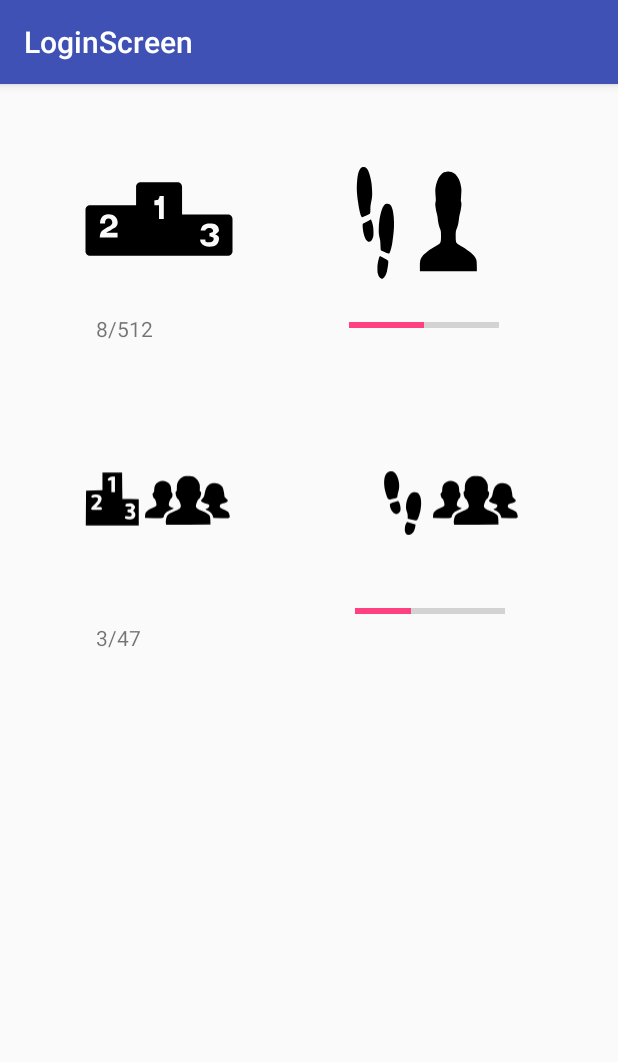
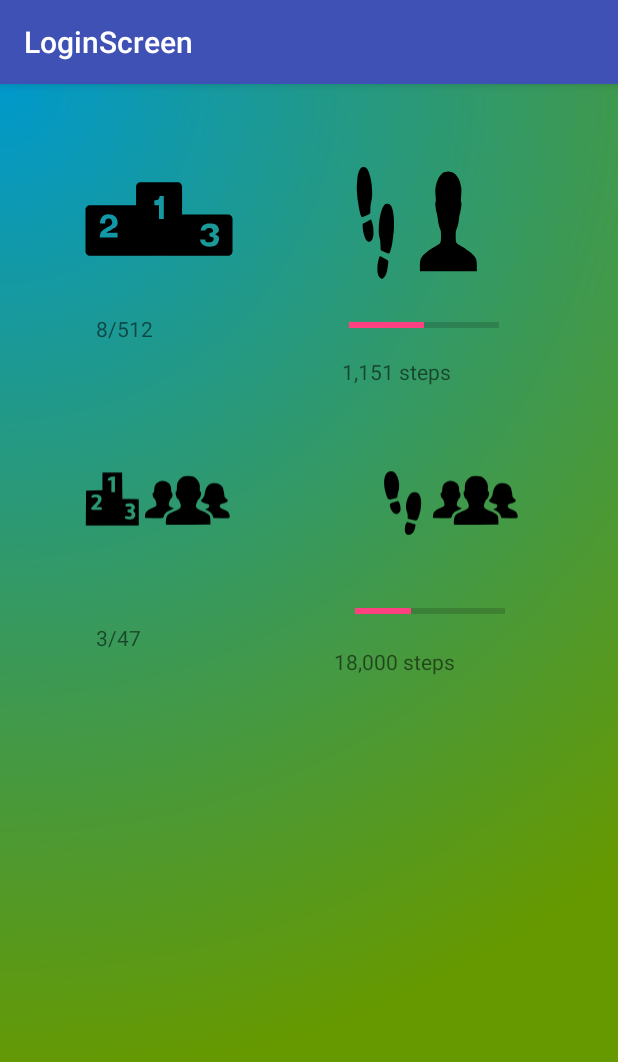
Before and after one commit to kevincianfarini/LoginScreen, an Android app: the MainActivity screen opened directly, with no data from a screen before it, on a phone screen of 412 x 824 dp. Shown: the top 1062 px of the screen. Run offline under Robolectric (Android 15) with nearby library versions, the phone set to English and light mode, and no system bars.

Commit message:
finishing requirements

```diff
--- a/app/src/main/java/com/example/kevin/loginscreen/MainActivity.java
+++ b/app/src/main/java/com/example/kevin/loginscreen/MainActivity.java
@@ -11,6 +11,8 @@ public class MainActivity extends AppCompatActivity {
     TextView my_ranking;
     ProgressBar my_steps;
     ProgressBar group_steps;
+    TextView my_steps_text;
+    TextView group_steps_text;
 
     @Override
     protected void onCreate(Bundle savedInstanceState) {
@@ -21,12 +23,16 @@ public class MainActivity extends AppCompatActivity {
         my_ranking = (TextView) findViewById(R.id.my_ranking_textview);
         my_steps = (ProgressBar) findViewById(R.id.my_steps_progressbar);
         group_steps = (ProgressBar) findViewById(R.id.group_steps_progressbar);
+        group_steps_text = (TextView) findViewById(R.id.group_steps_text);
+        my_steps_text = (TextView) findViewById(R.id.my_steps_text);
 
         my_steps.setProgress(50);
         group_steps.setProgress(37);
 
         group_ranking.setText("3/47");
         my_ranking.setText("8/512");
+        my_steps_text.setText("1,151 steps");
+        group_steps_text.setText("18,000 steps");
 
     }
 }
--- /dev/null
+++ b/app/src/main/res/drawable/background.xml
@@ -0,0 +1,13 @@
+<?xml version="1.0" encoding="utf-8"?>
+<shape android:shape="rectangle"
+    xmlns:android="http://schemas.android.com/apk/res/android">
+    <gradient
+        android:type="radial"
+        android:startColor="@android:color/holo_blue_dark"
+        android:endColor="@android:color/holo_green_dark"
+        android:gradientRadius="1000"
+        android:angle="270"
+        android:centerX="0"
+        android:centerY="0"/>
+
+</shape>
--- a/app/src/main/res/layout/activity_login_screen.xml
+++ b/app/src/main/res/layout/activity_login_screen.xml
@@ -2,7 +2,7 @@
 <android.support.constraint.ConstraintLayout
     xmlns:android="http://schemas.android.com/apk/res/android"
     xmlns:app="http://schemas.android.com/apk/res-auto"
-    xmlns:tools="http://schemas.android.com/tools"
+    android:background="@drawable/background"
     android:layout_width="match_parent"
     android:layout_height="match_parent">
 
--- a/app/src/main/res/layout/activity_main.xml
+++ b/app/src/main/res/layout/activity_main.xml
@@ -5,6 +5,7 @@
     android:id="@+id/activity_main"
     android:layout_width="match_parent"
     android:layout_height="match_parent"
+    android:background="@drawable/background"
     tools:context="com.example.kevin.loginscreen.MainActivity">
 
     <ImageView
@@ -113,5 +114,35 @@
         android:layout_marginStart="64dp"
         app:layout_constraintLeft_toLeftOf="parent" />
 
+    <TextView
+        android:layout_width="wrap_content"
+        android:layout_height="wrap_content"
+        android:id="@+id/my_steps_text"
+        android:layout_marginEnd="16dp"
+        app:layout_constraintRight_toRightOf="parent"
+        android:layout_marginStart="16dp"
+        app:layout_constraintLeft_toLeftOf="parent"
+        app:layout_constraintHorizontal_bias="0.69"
+        app:layout_constraintBottom_toTopOf="@+id/team_steps"
+        android:layout_marginBottom="8dp"
+        android:layout_marginTop="8dp"
+        app:layout_constraintTop_toBottomOf="@+id/my_steps_progressbar"
+        app:layout_constraintVertical_bias="0.0" />
+
+    <TextView
+        android:layout_width="wrap_content"
+        android:layout_height="wrap_content"
+        android:id="@+id/group_steps_text"
+        android:layout_marginEnd="16dp"
+        app:layout_constraintRight_toRightOf="parent"
+        android:layout_marginStart="16dp"
+        app:layout_constraintLeft_toLeftOf="parent"
+        app:layout_constraintHorizontal_bias="0.69"
+        android:layout_marginTop="8dp"
+        app:layout_constraintTop_toBottomOf="@+id/group_steps_progressbar"
+        app:layout_constraintBottom_toBottomOf="parent"
+        android:layout_marginBottom="16dp"
+        app:layout_constraintVertical_bias="0.0" />
+
 
 </android.support.constraint.ConstraintLayout>
```
